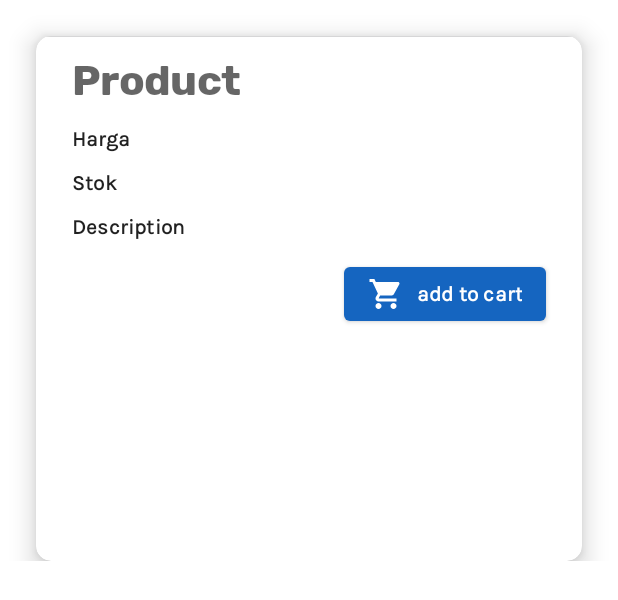
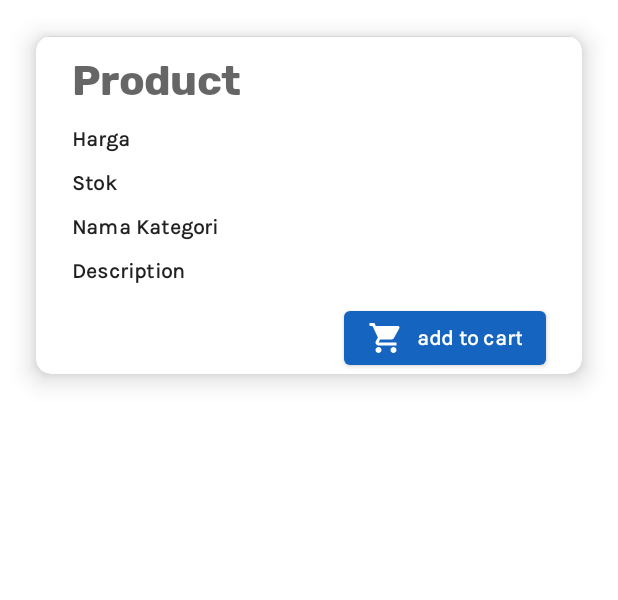
Before and after one commit to rizkyyusfian/OnlineShop, an Android app: the layout product_card_layout.xml on its own in the app's theme, with its tools: preview values and no code run, on a phone screen of 412 x 824 dp. Shown: the top 600 px of the screen. Run offline under Robolectric (Android 15) with nearby library versions, the phone set to English and light mode, and no system bars; network calls fail.

Commit message:
Fitur get item DONE

```diff
--- a/app/build.gradle
+++ b/app/build.gradle
@@ -42,6 +42,7 @@ dependencies {
     implementation "androidx.viewpager2:viewpager2:1.0.0"
     implementation 'androidx.legacy:legacy-support-v4:1.0.0'
     implementation 'com.android.volley:volley:1.1.1'
+    implementation 'com.squareup.picasso:picasso:2.71828'
     testImplementation 'junit:junit:4.+'
     androidTestImplementation 'androidx.test.ext:junit:1.1.2'
     androidTestImplementation 'androidx.test.espresso:espresso-core:3.3.0'
--- a/app/src/main/AndroidManifest.xml
+++ b/app/src/main/AndroidManifest.xml
@@ -15,15 +15,13 @@
         android:usesCleartextTraffic="true">
         <activity android:name=".SignUpActivity"></activity>
         <activity android:name=".LoginActivity">
-
-        </activity>
-        <activity android:name=".MainActivity">
             <intent-filter>
                 <action android:name="android.intent.action.MAIN" />
 
                 <category android:name="android.intent.category.LAUNCHER" />
             </intent-filter>
         </activity>
+        <activity android:name=".MainActivity"></activity>
     </application>
 
 </manifest>
--- a/app/src/main/java/com/ubaya/onlineshop/Item.kt
+++ b/app/src/main/java/com/ubaya/onlineshop/Item.kt
@@ -1,4 +1,5 @@
 package com.ubaya.onlineshop
 
-data class Item(val id:Int, val nama:String, val harga:Int, val deskripsi:String, val stok:Int, val gambar:String) {
+data class Item(val id:Int, val nama:String, val harga:Int, val deskripsi:String, val stok:Int, val gambar:String, val idKategori:Int, val namaKategori:String) {
+
 }
--- a/app/src/main/java/com/ubaya/onlineshop/LoginActivity.kt
+++ b/app/src/main/java/com/ubaya/onlineshop/LoginActivity.kt
@@ -8,6 +8,7 @@ import android.widget.Toast
 import com.android.volley.Request
 import com.android.volley.toolbox.StringRequest
 import com.android.volley.toolbox.Volley
+import com.google.android.material.snackbar.Snackbar
 import kotlinx.android.synthetic.main.activity_login.*
 import kotlinx.android.synthetic.main.activity_sign_up.*
 import org.json.JSONObject
@@ -38,6 +39,7 @@ class LoginActivity : AppCompatActivity() {
                         Toast.makeText(this, "Email/Password Salah", Toast.LENGTH_LONG).show()
                     } else if (obj.getString("result") == "ERROR_AKUN") {
                         Toast.makeText(this, "Akun Belum Terdaftar", Toast.LENGTH_LONG).show()
+//                        Snackbar.make(this, "Join Succed", Snackbar.LENGTH_LONG).show()
                     }
 
                 },
--- a/app/src/main/res/layout/home_layout_card.xml
+++ /dev/null
@@ -1,6 +0,0 @@
-<?xml version="1.0" encoding="utf-8"?>
-<androidx.constraintlayout.widget.ConstraintLayout
-    xmlns:android="http://schemas.android.com/apk/res/android" android:layout_width="match_parent"
-    android:layout_height="match_parent">
-
-</androidx.constraintlayout.widget.ConstraintLayout>
--- a/app/src/main/res/layout/product_card_layout.xml
+++ b/app/src/main/res/layout/product_card_layout.xml
@@ -7,19 +7,21 @@
 
     <androidx.cardview.widget.CardView
         android:layout_width="0dp"
-        android:layout_height="350dp"
+        android:layout_height="wrap_content"
         android:layout_marginStart="24dp"
         android:layout_marginTop="24dp"
         android:layout_marginEnd="24dp"
+        android:layout_marginBottom="24dp"
         app:cardCornerRadius="10dp"
         app:cardElevation="10dp"
+        app:layout_constraintBottom_toBottomOf="parent"
         app:layout_constraintEnd_toEndOf="parent"
         app:layout_constraintStart_toStartOf="parent"
         app:layout_constraintTop_toTopOf="parent">
 
         <androidx.constraintlayout.widget.ConstraintLayout
             android:layout_width="match_parent"
-            android:layout_height="match_parent">
+            android:layout_height="wrap_content">
 
             <ImageView
                 android:id="@+id/imgItem"
@@ -73,6 +75,17 @@
                 android:text="Description"
                 android:textAppearance="@style/subheader"
                 app:layout_constraintStart_toStartOf="parent"
+                app:layout_constraintTop_toBottomOf="@+id/txtNamaKategori" />
+
+            <TextView
+                android:id="@+id/txtNamaKategori"
+                android:layout_width="wrap_content"
+                android:layout_height="wrap_content"
+                android:layout_marginStart="24dp"
+                android:layout_marginTop="12dp"
+                android:text="Nama Kategori"
+                android:textAppearance="@style/subheader"
+                app:layout_constraintStart_toStartOf="parent"
                 app:layout_constraintTop_toBottomOf="@+id/txtStok" />
 
             <Button
```
Also changed, not shown: app/src/main/java/com/ubaya/onlineshop/HomeFragment.kt (+12 -12 lines), app/src/main/java/com/ubaya/onlineshop/ItemAdapter.kt (+6 -2 lines), app/src/main/res/layout/fragment_home.xml (+7 -2 lines).
